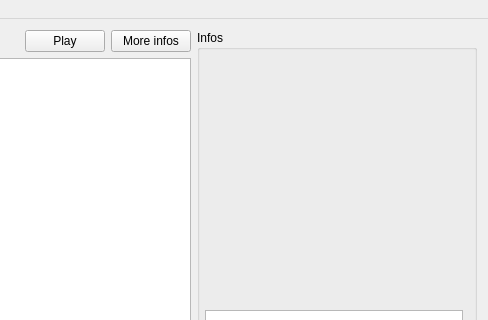
This is src/mainwindow.ui in sousix/QDM68 as Qt 5 draws it before an edit; both pictures show x 385 to 873 and y 0 to 320 of the 873 by 600 pixel window. The edited form follows.
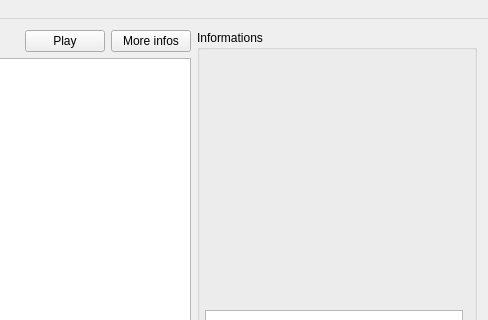
This is the edited form. Icons and pictures are not drawn. Custom widgets are drawn as their Qt base class.

Commit message: Fix variable list not refreshed when changing rules settings Set message when clicking 'more infos' and no demos is selected

Patch:
```diff
--- a/src/mainwindow.ui
+++ b/src/mainwindow.ui
@@ -197,7 +197,7 @@
        </size>
       </property>
       <property name="title">
-       <string>Infos</string>
+       <string>Informations</string>
       </property>
       <layout class="QVBoxLayout" name="verticalLayout_2">
        <property name="leftMargin">
```
Left out of the diff: 6 changed lines with no effect on the pictures. The commit also changes 2 other files.
